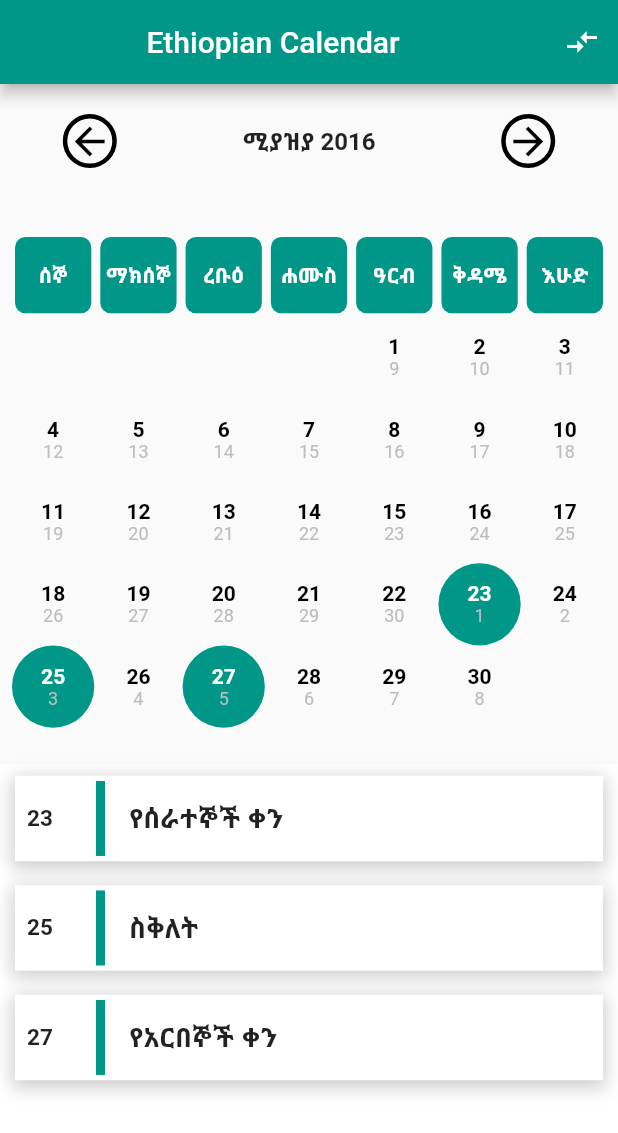
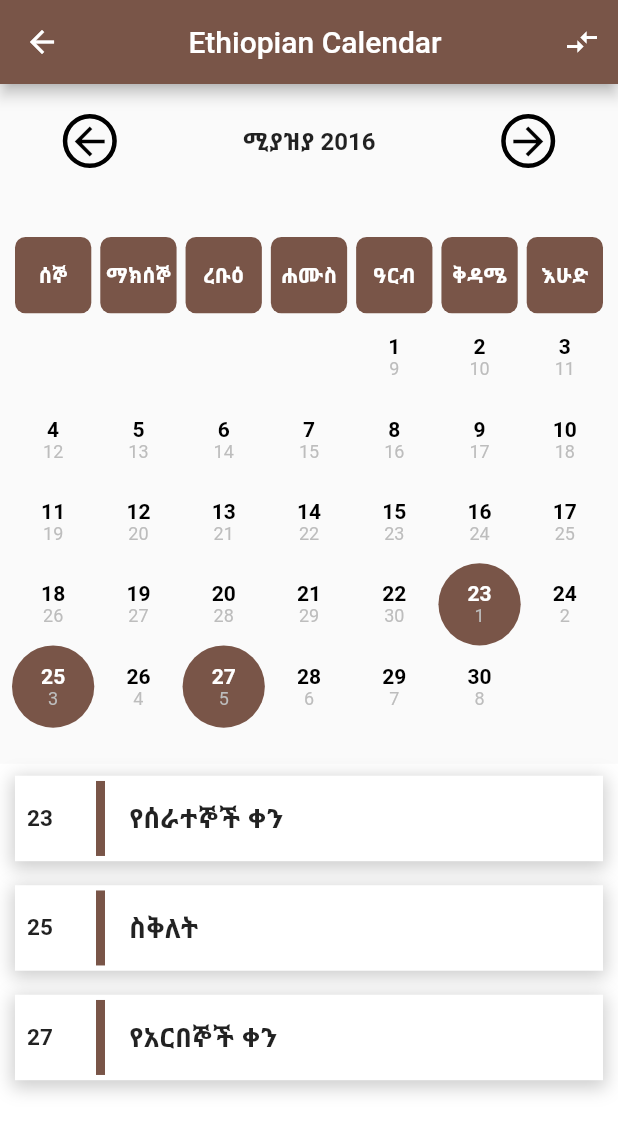
Before and after one commit to Metyme1/Explore-Ethiopia, a Flutter app: the CalendarPagep screen opened directly, after a tap on the "arrow back" icon, on a phone screen of 412 x 824 dp. Shown: the top 1133 px of the screen. Run offline on Flutter 3.47's test engine with Material 2 defaults, Android fonts, the phone set to English and light mode, and no system bars; our stand-ins replace easy_localization, firebase_auth, firebase_core, flutter_rating_bar, font_awesome_flutter, google_maps_flutter and 1 more; accounts and stored records are empty; Roboto replaces fonts that are missing (Coppins).

Commit message:
ui edited

```diff
--- a/lib/Etc.dart
+++ b/lib/Etc.dart
@@ -1,6 +1,7 @@
 import 'package:easy_localization/easy_localization.dart';
 import 'package:ethiopia/calendar1/GregorianCalendar.dart';
 import 'package:ethiopia/screens/converter.dart';
+import 'package:ethiopia/screens/home_page.dart';
 import 'package:flutter/material.dart';
 import 'calendar1/EthiopianCalendar.dart';
 
@@ -37,7 +38,7 @@ class _CalendarPageState extends State<CalendarPagep> {
             child: Container(
               decoration: BoxDecoration(
                 // border: Border.all(),
-                color: Colors.teal,
+                color: Colors.brown,
                 borderRadius: BorderRadius.circular(7),
               ),
               child: Center(
@@ -121,7 +122,7 @@ class _CalendarPageState extends State<CalendarPagep> {
           child: Container(
             decoration: BoxDecoration(
               borderRadius: BorderRadius.circular(30),
-              color: date.isHoliday ? Colors.teal : null,
+              color: date.isHoliday ? Colors.brown : null,
             ),
             child: Column(
               crossAxisAlignment: CrossAxisAlignment.center,
@@ -186,8 +187,17 @@ class _CalendarPageState extends State<CalendarPagep> {
     return Scaffold(
 
       appBar: AppBar(
-        backgroundColor: Colors.teal,
+        backgroundColor: Colors.brown,
         title: Center(child: Text('Ethiopian Calendar')),
+        leading: IconButton(
+          icon: Icon(Icons.arrow_back, color: Colors.white),
+          onPressed: () {
+            Navigator.pushReplacement(
+              context,
+              MaterialPageRoute(builder: (context) => HomePage()),
+            );
+          },
+        ),
         actions: [
           IconButton(
             icon: Icon(Icons.compare_arrows),
@@ -302,7 +312,7 @@ class _CalendarPageState extends State<CalendarPagep> {
 
                             border: Border(
                               right: BorderSide(
-                                color: Colors.teal,
+                                color: Colors.brown,
                                 width: 6,
                               ),
                             ),
--- a/lib/screens/gallery2.dart
+++ b/lib/screens/gallery2.dart
@@ -176,13 +176,13 @@ class Gallery extends StatelessWidget {
     return Scaffold(
       backgroundColor: Colors.white24,
       appBar: AppBar(
-        backgroundColor: Colors.white,
+        backgroundColor: Colors.brown,
         title: Text(
           'Albums',
           style: TextStyle(
             fontSize: 24,
             fontWeight: FontWeight.bold,
-            color: Colors.teal,
+            color: Colors.white,
           ),
         ),
         elevation: 0, // remove the underline
@@ -226,7 +226,7 @@ class Gallery extends StatelessWidget {
                           style: TextStyle(
                             fontSize: 16,
                             fontWeight: FontWeight.bold,
-                            color: Colors.teal,
+                            color: Colors.brown,
                           ),
                         ),
                       ),
--- a/lib/screens/main_page.dart
+++ b/lib/screens/main_page.dart
@@ -1,9 +1,6 @@
-
 import 'package:flutter/material.dart';
 import 'package:google_sign_in/google_sign_in.dart';
-
 import '../Etc.dart';
-//import 'calender.dart';
 import 'curr.dart';
 import 'gallery2.dart';
 import 'home_page.dart';
@@ -20,7 +17,7 @@ class _MainPageState extends State<MainPage> {
 
   final List<Widget> _pages = [
     HomePage(),
-   Currency(),
+    Currency(),
     CalendarPagep(),
     Gallery()
   ];
```
Also changed, not shown: lib/screens/comment.dart (+9 -4 lines).
